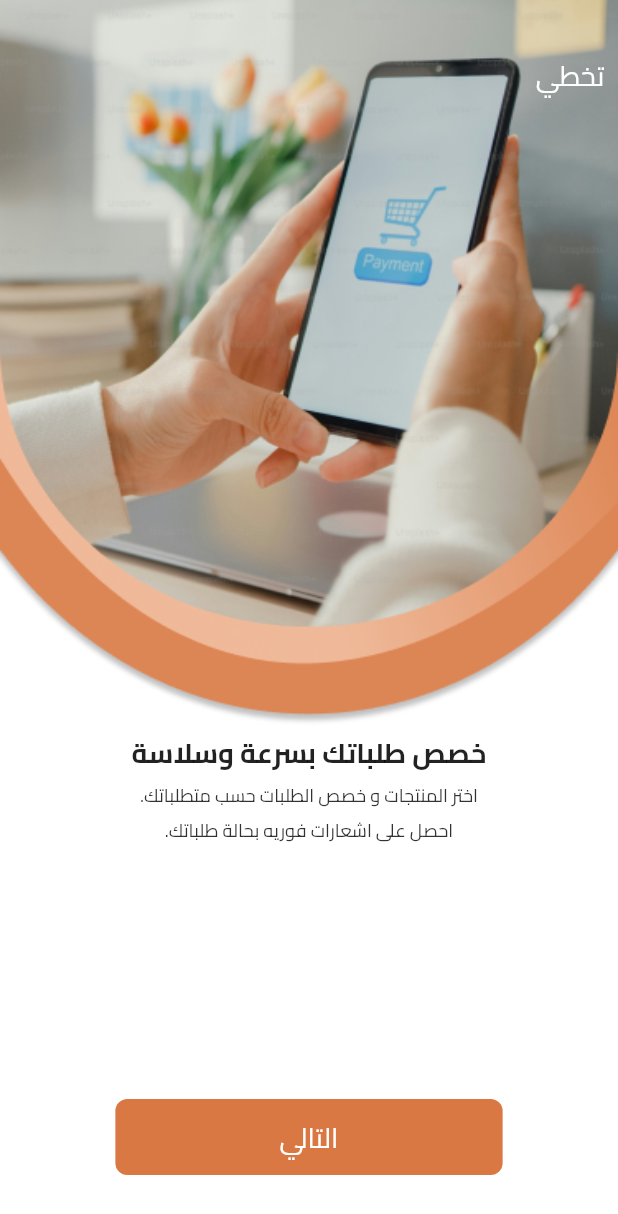
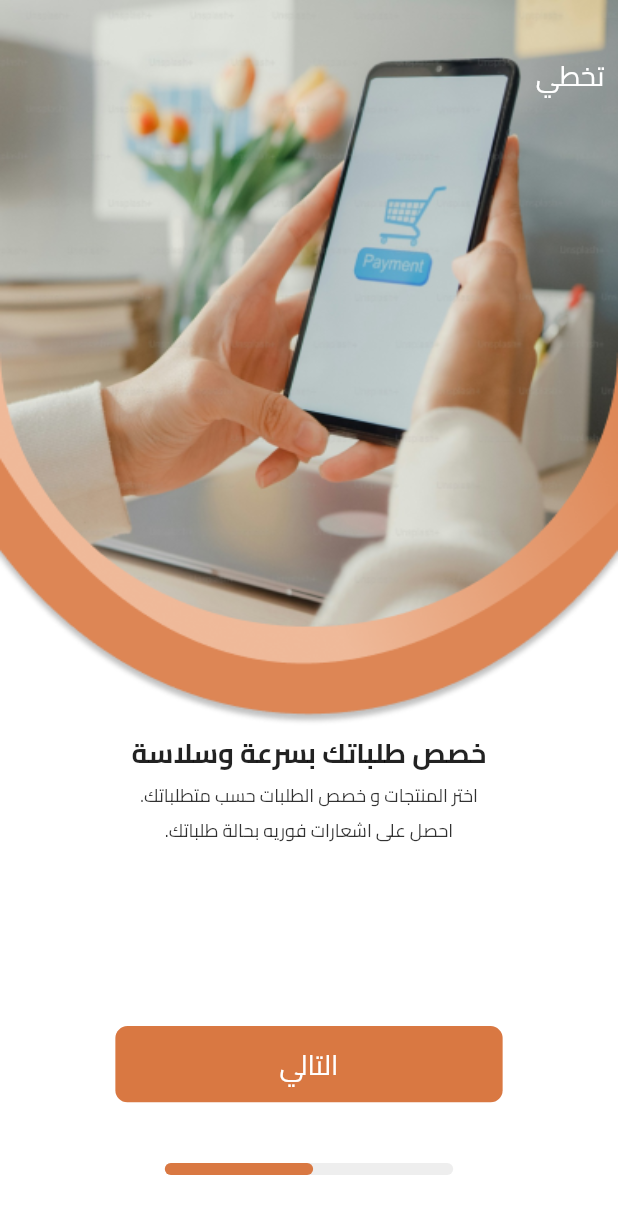
Before and after one commit to MohamedTaha-flutter/twseel_app_flutter, a Flutter app: the screen it shows after launch, on a phone screen of 412 x 824 dp. Shown: the top 1214 px of the screen. Run offline on Flutter 3.47's test engine with Material 3 defaults, Android fonts, the light colour scheme and no system bars; our stand-ins replace flutter_screenutil.

Commit message:
OnBoarding View Done create Login View

```diff
--- a/lib/Features/on_boarding/presentation/views/on_boarding_view.dart
+++ b/lib/Features/on_boarding/presentation/views/on_boarding_view.dart
@@ -1,8 +1,10 @@
 import 'package:flutter/material.dart';
-import 'package:twseel_app/Features/on_boarding/presentation/data/models/onBoarding_model.dart';
+import 'package:twseel_app/Features/auth/presentation/views/login_view.dart';
 import 'package:twseel_app/Features/on_boarding/presentation/views/widget/pageView_item.dart';
 import 'package:flutter_screenutil/flutter_screenutil.dart';
+import 'package:twseel_app/core/style/app_color.dart';
 import '../../../../core/widget/custom_button.dart';
+import '../../data/models/onBoarding_model.dart';
 
 class OnBoardingView extends StatefulWidget {
   const OnBoardingView({super.key});
@@ -12,6 +14,9 @@ class OnBoardingView extends StatefulWidget {
 }
 
 class _OnBoardingViewState extends State<OnBoardingView> {
+  PageController pageController = PageController();
+  bool isLast = false;
+
   @override
   Widget build(BuildContext context) {
     return Scaffold(
@@ -27,6 +32,14 @@ class _OnBoardingViewState extends State<OnBoardingView> {
                 },
                 itemCount: 2,
                 physics: const BouncingScrollPhysics(),
+                controller: pageController,
+                onPageChanged: (index) {
+                  if (index == onBoarding.length - 1) {
+                    setState(() {
+                      isLast = true;
+                    });
+                  }
+                },
               ),
             ),
             SizedBox(
@@ -34,8 +47,40 @@ class _OnBoardingViewState extends State<OnBoardingView> {
             ),
             CustomButton(
               text: 'التالي',
-              onPressed: () {},
+              onPressed: () {
+                if (isLast) {
+                  Navigator.of(context).pushReplacement(MaterialPageRoute(
+                      builder: (context) => const LoginView()));
+                }
+                pageController.nextPage(
+                  duration: const Duration(milliseconds: 400),
+                  curve: Curves.easeIn,
+                );
+              },
               width: 235.w,
+            ),
+            SizedBox(
+              height: 40.h,
+            ),
+            Container(
+              width: 175.w,
+              height: 8,
+              decoration: BoxDecoration(
+                color: isLast ? MyColors.orange : Colors.grey[200],
+                borderRadius: BorderRadius.circular(30),
+              ),
+              child: Row(
+                children: [
+                  Container(
+                    width: 90.w,
+                    height: 8,
+                    decoration: BoxDecoration(
+                      color: MyColors.orange,
+                      borderRadius: BorderRadius.circular(30),
+                    ),
+                  )
+                ],
+              ),
             ),
             SizedBox(
               height: 40.h,
--- a/lib/Features/on_boarding/presentation/views/widget/pageView_item.dart
+++ b/lib/Features/on_boarding/presentation/views/widget/pageView_item.dart
@@ -1,7 +1,8 @@
 import 'package:flutter/material.dart';
-import 'package:twseel_app/Features/on_boarding/presentation/data/models/onBoarding_model.dart';
 import 'package:twseel_app/core/style/font_style.dart';
 import 'package:flutter_screenutil/flutter_screenutil.dart';
+
+import '../../../data/models/onBoarding_model.dart';
 
 
 
```
Also changed, not shown: lib/Features/auth/presentation/views/login_view.dart (added, +16 -0 lines), lib/Features/on_boarding/data/models/onBoarding_model.dart (renamed from lib/Features/on_boarding/presentation/data/models/onBoarding_model.dart).
